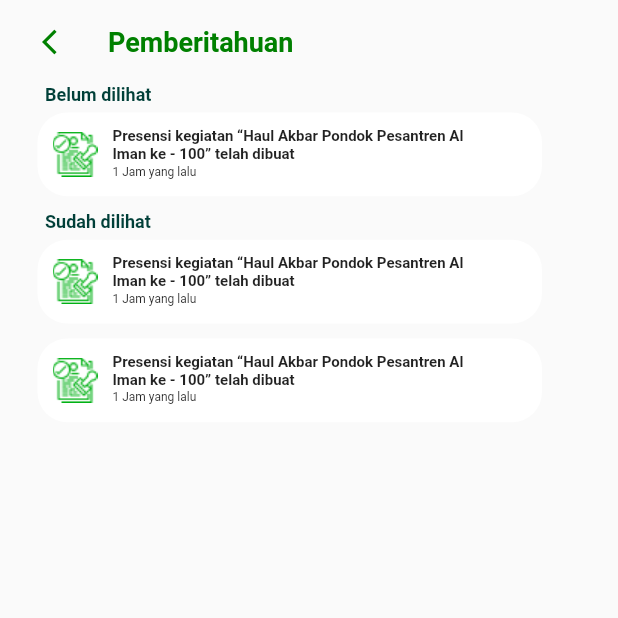
After one commit to khoirulmustofa21/pesantri-app, a Flutter app: the HomePage screen opened directly, after a tap on the "notifications none" icon, on a phone screen of 412 x 824 dp, the top half of it. The commit adds this screen. Run offline on Flutter 3.47's test engine with Material 2 defaults, Android fonts, the light colour scheme and no system bars; our stand-ins replace another_flutter_splash_screen, flutter_screenutil, get, syncfusion_flutter_charts.

Commit message:
Finish notification

```diff
--- a/lib/main.dart
+++ b/lib/main.dart
@@ -1,4 +1,5 @@
 import 'package:flutter/material.dart';
+import 'package:flutter_screenutil/flutter_screenutil.dart';
 import 'package:pesantri/splash_screen_page.dart';
 import 'package:get/get.dart';
 
@@ -13,6 +14,11 @@ class MyApp extends StatelessWidget {
   @override
   Widget build(BuildContext context) {
     Get.testMode = true;
+    return ScreenUtilInit(
+      designSize: const Size(392, 856),
+      minTextAdapt: true,
+      splitScreenMode: true,
+      builder: (context, child) {
         return GetMaterialApp(
           title: 'Flutter Demo',
           theme: ThemeData(
@@ -20,5 +26,7 @@ class MyApp extends StatelessWidget {
           ),
           home: const SplashPage(),
         );
+      },
+    );
   }
 }
--- /dev/null
+++ b/lib/models/pemberitahuan.dart
@@ -0,0 +1,22 @@
+class Pemberitahuan {
+  List<Object> data = [
+    {
+      'title':
+          'Presensi kegiatan “Haul Akbar Pondok Pesantren Al Iman ke - 100” telah dibuat',
+      'read': true,
+      'time': '1 Jam yang lalu'
+    },
+    {
+      'title':
+          'Presensi kegiatan “Haul Akbar Pondok Pesantren Al Iman ke - 100” telah dibuat',
+      'read': false,
+      'time': 'Kemarin'
+    },
+    {
+      'title':
+          'Presensi kegiatan “Haul Akbar Pondok Pesantren Al Iman ke - 100” telah dibuat',
+      'read': false,
+      'time': '15 September 2020'
+    }
+  ];
+}
--- /dev/null
+++ b/lib/pemberitahuan/controller/pemberitahuan_controller.dart
@@ -0,0 +1,6 @@
+import 'package:get/get.dart';
+import 'package:pesantri/models/pemberitahuan.dart';
+
+class PemberitahuanController extends GetxController {
+  var data = Pemberitahuan().data;
+}
--- /dev/null
+++ b/lib/pemberitahuan/view/pemberitahuan.dart
@@ -0,0 +1,271 @@
+import 'package:flutter/material.dart';
+import 'package:flutter_screenutil/flutter_screenutil.dart';
+import 'package:get/get.dart';
+
+import '../../colors/colors_app.dart';
+
+// ignore: must_be_immutable
+class Pemberitahuan extends StatelessWidget {
+  Pemberitahuan({super.key});
+  List<Map<String, dynamic>> data = [
+    {
+      'title':
+          'Presensi kegiatan “Haul Akbar Pondok Pesantren Al Iman ke - 100” telah dibuat',
+      'read': true,
+      'time': '1 Jam yang lalu'
+    },
+    {
+      'title':
+          'Presensi kegiatan “Haul Akbar Pondok Pesantren Al Iman ke - 100” telah dibuat',
+      'read': false,
+      'time': 'Kemarin'
+    },
+    {
+      'title':
+          'Presensi kegiatan “Haul Akbar Pondok Pesantren Al Iman ke - 100” telah dibuat',
+      'read': true,
+      'time': '15 September 2020'
+    }
+  ];
+  List<Map<String, dynamic>> readData() {
+    return data.where((item) => item['read'] == true).toList();
+  }
+
+  List<Map<String, dynamic>> notReadData() {
+    return data.where((item) => item['read'] == false).toList();
+  }
+
+  @override
+  Widget build(BuildContext context) {
+    List<Map<String, dynamic>> readdata = readData();
+    List<Map<String, dynamic>> notreaddata = notReadData();
+
+    return Scaffold(
+        appBar: AppBar(
+          backgroundColor: ColorsApp.colorBgWith,
+          foregroundColor: ColorsApp.mainColor,
+          forceMaterialTransparency: true,
+          leading: InkWell(
+            onTap: () {
+              Get.back();
+            },
+            child: Padding(
+              padding: const EdgeInsets.only(left: 20),
+              child: GestureDetector(
+                onTap: () => Get.back(),
+                child: const Icon(
+                  Icons.arrow_back_ios,
+                  size: 20,
+                ),
+              ),
+            ),
+          ),
+          title: const Text(
+            "Pemberitahuan",
+            style: TextStyle(
+              fontFamily: 'Roboto',
+              fontSize: 18,
+              fontWeight: FontWeight.bold,
+            ),
+          ),
+        ),
+        body: data.isNotEmpty
+            ? SizedBox(
+                height: MediaQuery.of(context).size.height,
+                width: MediaQuery.of(context).size.width,
+                child: Padding(
+                  padding: const EdgeInsets.only(left: 10, right: 10),
+                  child: Column(
+                    crossAxisAlignment: CrossAxisAlignment.start,
+                    children: [
+                      notreaddata.isNotEmpty
+                          ? const Padding(
+                              padding: EdgeInsets.only(left: 20, right: 20),
+                              child: Text(
+                                'Belum dilihat',
+                                style: TextStyle(
+                                    color: ColorsApp.greenColor,
+                                    fontFamily: 'Roboto',
+                                    fontSize: 12,
+                                    fontWeight: FontWeight.bold),
+                              ),
+                            )
+                          : const SizedBox(),
+                      notreaddata.isNotEmpty
+                          ? SizedBox(
+                              child: Column(
+                                children: List.generate(
+                                  notreaddata.length,
+                                  (index) => Padding(
+                                    padding: const EdgeInsets.only(
+                                        left: 10, right: 10),
+                                    child: Container(
+                                      width: 320.w,
+                                      height: 58.h,
+                                      margin: const EdgeInsets.all(5),
+                                      padding: const EdgeInsets.all(10),
+                                      decoration: BoxDecoration(
+                                          color: ColorsApp.whiteColor,
+                                          borderRadius:
+                                              BorderRadius.circular(20)),
+                                      child: Row(
+                                        children: [
+                                          Image.asset(
+                                              'assets/icons/persensiKegiatan.png'),
+                                          const SizedBox(
+                                            width: 10,
+                                          ),
+                                          Column(
+                                            crossAxisAlignment:
+                                                CrossAxisAlignment.start,
+                                            children: [
+                                              SizedBox(
+                                                width: 235.w,
+                                                child: const Text(
+                                                  softWrap: true,
+                                                  maxLines: 2,
+                                                  overflow:
+                                                      TextOverflow.ellipsis,
+                                                  "Presensi kegiatan “Haul Akbar Pondok Pesantren Al Iman ke - 100” telah dibuat",
+                                                  style: TextStyle(
+                                                      fontSize: 10,
+                                                      fontFamily: 'Roboto',
+                                                      fontWeight:
+                                                          FontWeight.bold),
+                                                ),
+                                              ),
+                                              const SizedBox(
+                                                height: 1,
+                                              ),
+                                              const Text(
+                                                softWrap: true,
+                                                maxLines: 2,
+                                                overflow: TextOverflow.ellipsis,
+                                                "1 Jam yang lalu",
+                                                style: TextStyle(
+                                                    fontSize: 8,
+                                                    fontFamily: 'Roboto',
+                                                    fontWeight:
+                                                        FontWeight.normal),
+                                              ),
+                                            ],
+                                          )
+                                        ],
+                                      ),
+                                    ),
+                                  ),
+                                ),
+                              ),
+                            )
+                          : const SizedBox(),
+                      readdata.isNotEmpty
+                          ? const Padding(
+                              padding:
+                                  EdgeInsets.only(left: 20, right: 20, top: 5),
+                              child: Text(
+                                'Sudah dilihat',
+                                style: TextStyle(
+                                    color: ColorsApp.greenColor,
+                                    fontFamily: 'Roboto',
+                                    fontSize: 12,
+                                    fontWeight: FontWeight.bold),
+                              ),
+                            )
+                          : const SizedBox(),
+                      readdata.isNotEmpty
+                          ? SizedBox(
+                              child: Column(
+                                children: List.generate(
+                                  readdata.length,
+                                  (index) => Padding(
+                                    padding: const EdgeInsets.only(
+                                        left: 10, right: 10),
+                                    child: Container(
+                                        width: 320.w,
+                                        height: 58.h,
+                                        margin: const EdgeInsets.all(5),
+                                        padding: const EdgeInsets.all(10),
+                                        decoration: BoxDecoration(
+                                            color: ColorsApp.whiteColor,
+                                            borderRadius:
+                                                BorderRadius.circular(20)),
+                                        child: Row(
+                                          children: [
+                                            Image.asset(
+                                                'assets/icons/persensiKegiatan.png'),
+                                            const SizedBox(
+                                              width: 10,
+                                            ),
+                                            Column(
+                                              crossAxisAlignment:
+                                                  CrossAxisAlignment.start,
+                                              children: [
+                                                SizedBox(
+                                                  width: 235.w,
+                                                  child: const Text(
+                                                    softWrap: true,
+                                                    maxLines: 2,
+                                                    overflow:
+                                                        TextOverflow.ellipsis,
+                                                    "Presensi kegiatan “Haul Akbar Pondok Pesantren Al Iman ke - 100” telah dibuat",
+                                                    style: TextStyle(
+                                                        fontSize: 10,
+                                                        fontFamily: 'Roboto',
+                                                        fontWeight:
+                                                            FontWeight.bold),
+                                                  ),
+                                                ),
+                                                const SizedBox(
+                                                  height: 1,
+                                                ),
+                                                const Text(
+                                                  softWrap: true,
+                                                  maxLines: 2,
+                                                  overflow:
+                                                      TextOverflow.ellipsis,
+                                                  "1 Jam yang lalu",
+                                                  style: TextStyle(
+                                                      fontSize: 8,
+                                                      fontFamily: 'Roboto',
+                                                      fontWeight:
+                                                          FontWeight.normal),
+                                                ),
+                                              ],
+                                            )
+                                          ],
+                                        )),
+                                  ),
+                                ),
+                              ),
+                            )
+                          : const SizedBox(),
+                    ],
+                  ),
+                ),
+              )
+            : const Center(
+                child: SizedBox(
+                  height: 244,
+                  width: 261,
+                  child: Column(
+                    crossAxisAlignment: CrossAxisAlignment.center,
+                    children: [
+                      Icon(
+                        Icons.notifications,
+                        size: 212,
+                        color: Color(0xffC4C4C4),
+                      ),
+                      Text(
+                        "Mohon maaf belum ada pemberitahuan ",
+                        style: TextStyle(color: Color(0xffC4C4C4)),
+                      ),
+                      Text(
+                        "terbaru saat ini",
+                        style: TextStyle(color: Color(0xffC4C4C4)),
+                      )
+                    ],
+                  ),
+                ),
+              ));
+  }
+}
--- a/lib/pengurus_pesantren/home/view/home_page.dart
+++ b/lib/pengurus_pesantren/home/view/home_page.dart
@@ -3,6 +3,7 @@ import 'dart:io';
 import 'package:flutter/material.dart';
 import 'package:get/get.dart';
 import 'package:pesantri/colors/colors_app.dart';
+import 'package:pesantri/pemberitahuan/view/pemberitahuan.dart';
 import 'package:pesantri/pengurus_pesantren/persensi_kegiatan/view/persensi_kegiatan_page.dart';
 
 import 'package:syncfusion_flutter_charts/charts.dart';
@@ -98,12 +99,41 @@ class HomePage extends StatelessWidget {
           width: 113,
         ),
         centerTitle: true,
-        actions: const [
+        actions: [
           Padding(
-            padding: EdgeInsets.only(right: 20),
-            child: Icon(
-              Icons.notifications_none_outlined,
-              color: ColorsApp.mainColor,
+            padding: const EdgeInsets.only(right: 20, top: 16),
+            child: Stack(
+              children: [
+                InkWell(
+                  onTap: () {
+                    Get.to(Pemberitahuan());
+                  },
+                  child: const Icon(
+                    Icons.notifications_none_outlined,
+                    color: ColorsApp.mainColor,
+                  ),
+                ),
+                Positioned(
+                  bottom: 20,
+                  right: 3,
+                  child: Container(
+                    width: 6,
+                    height: 6,
+                    decoration: BoxDecoration(
+                      color: const Color.fromARGB(255, 246, 89, 78),
+                      borderRadius: BorderRadius.circular(20),
+                      boxShadow: const [
+                        BoxShadow(
+                          color: Color.fromARGB(255, 255, 0, 0),
+                          blurStyle: BlurStyle.normal,
+                          blurRadius: 3,
+                          offset: Offset.zero,
+                        ),
+                      ],
+                    ),
+                  ),
+                ),
+              ],
             ),
           )
         ],
```
Also changed, not shown: pubspec.yaml (+7 -59 lines), pubspec.lock. Lines whose indentation alone changed are shown as unchanged.
